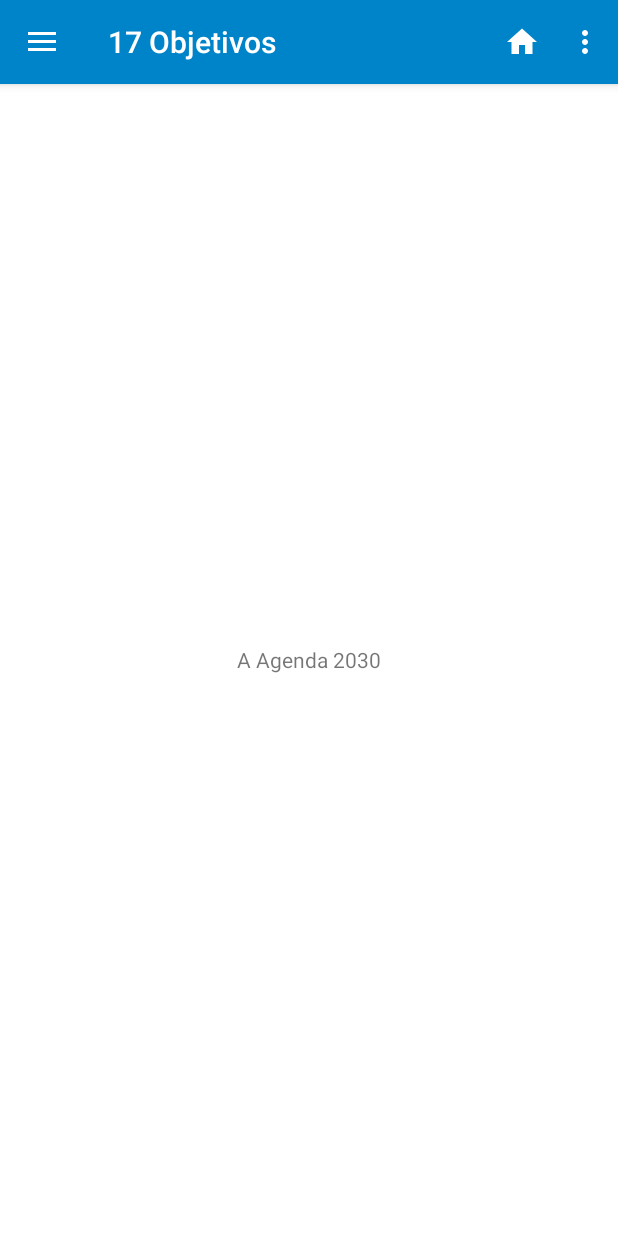
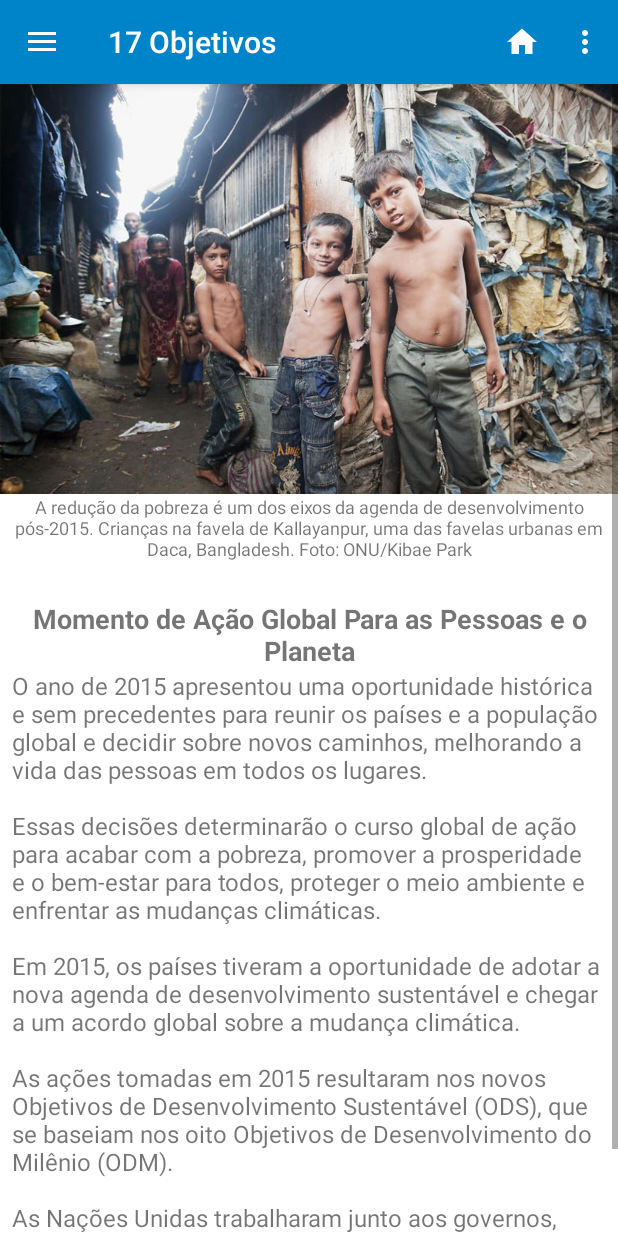
Before and after one commit to luizmgms/Os17ODS, an Android app: the screen it shows after launch (MainActivity), after a tap on "A Agenda 2030", on a phone screen of 412 x 824 dp. Run offline under Robolectric (Android 15) with nearby library versions, the phone set to English and light mode, and no system bars; 2 other taps on this screen came first.

Commit message:
Implementation of Agenda Fragment.

```diff
--- a/app/src/main/java/com/luizmagno/os17ods/MainActivity.java
+++ b/app/src/main/java/com/luizmagno/os17ods/MainActivity.java
@@ -73,11 +73,13 @@ public class MainActivity extends AppCompatActivity
         } else if(fragmentManager.getBackStackEntryCount() > 0) {
 
             setHome();
+            setToolbar();
             fragmentManager.popBackStack();
 
         } else if(fragmentManager.getBackStackEntryCount() == 0 && fragmentManager.getFragments().size() == 1 && fragmentManager.findFragmentByTag("home") == null) {
 
             setHome();
+            setToolbar();
 
         } else {
             super.onBackPressed();
@@ -134,6 +136,7 @@ public class MainActivity extends AppCompatActivity
                     .setCustomAnimations(android.R.anim.slide_in_left, android.R.anim.slide_out_right)
                     .replace(R.id.content_fragment, new DeclarationFragment())
                     .commit();
+            setToolbar();
 
         } else if (id == R.id.nav_docs) {
 
@@ -142,6 +145,7 @@ public class MainActivity extends AppCompatActivity
                     .setCustomAnimations(android.R.anim.slide_in_left, android.R.anim.slide_out_right)
                     .replace(R.id.content_fragment, new DocumentsFragment())
                     .commit();
+            setToolbar();
 
         } else if (id == R.id.nav_cupula) {
 
@@ -150,6 +154,7 @@ public class MainActivity extends AppCompatActivity
                     .setCustomAnimations(android.R.anim.slide_in_left, android.R.anim.slide_out_right)
                     .replace(R.id.content_fragment, new CupulaFragment())
                     .commit();
+            setToolbar();
 
         } else if (id == R.id.nav_agenda) {
 
@@ -158,6 +163,7 @@ public class MainActivity extends AppCompatActivity
                     .setCustomAnimations(android.R.anim.slide_in_left, android.R.anim.slide_out_right)
                     .replace(R.id.content_fragment, new AgendaFragment())
                     .commit();
+            setToolbar();
 
         } else if (id == R.id.nav_send) {
 
--- a/app/src/main/res/layout/layout_agenda.xml
+++ b/app/src/main/res/layout/layout_agenda.xml
@@ -1,14 +1,71 @@
 <?xml version="1.0" encoding="utf-8"?>
-<RelativeLayout
+<androidx.constraintlayout.widget.ConstraintLayout
     xmlns:android="http://schemas.android.com/apk/res/android"
     android:layout_width="match_parent"
     android:layout_height="match_parent"
+    xmlns:app="http://schemas.android.com/apk/res-auto"
     android:gravity="center"
     android:background="@android:color/white">
 
-    <TextView
-        android:layout_width="wrap_content"
+    <ScrollView
+        android:id="@+id/scrollInAgendaId"
+        android:layout_width="match_parent"
         android:layout_height="wrap_content"
-        android:text="A Agenda 2030"/>
+        app:layout_constraintEnd_toEndOf="parent"
+        app:layout_constraintStart_toStartOf="parent"
+        app:layout_constraintTop_toTopOf="parent">
 
-</RelativeLayout>
+        <LinearLayout
+            android:layout_width="match_parent"
+            android:layout_height="wrap_content"
+            android:gravity="center"
+            android:orientation="vertical">
+
+            <ImageView
+                android:id="@+id/imageOfAgenda"
+                android:layout_width="match_parent"
+                android:layout_height="wrap_content"
+                android:adjustViewBounds="true"
+                android:contentDescription="@string/legend_image_moment_agenda"
+                app:layout_constraintStart_toStartOf="parent"
+                app:layout_constraintTop_toTopOf="parent"
+                app:srcCompat="@drawable/image_moment_agenda" />
+
+            <TextView
+                android:id="@+id/legendImageAgendaId"
+                android:layout_width="wrap_content"
+                android:layout_height="wrap_content"
+                android:gravity="center"
+                android:paddingLeft="8dp"
+                android:paddingRight="8dp"
+                android:paddingBottom="8dp"
+                android:text="@string/legend_image_moment_agenda"
+                android:textSize="12sp" />
+
+            <TextView
+                android:id="@+id/titleMomentAgendaId"
+                android:layout_width="wrap_content"
+                android:layout_height="wrap_content"
+                android:layout_marginTop="10dp"
+                android:gravity="center"
+                android:paddingLeft="8dp"
+                android:paddingTop="8dp"
+                android:paddingRight="8dp"
+                android:text="@string/title_moment_agenda"
+                android:textSize="18sp"
+                android:textStyle="bold" />
+
+            <TextView
+                android:id="@+id/MomentAgendaId"
+                android:layout_width="match_parent"
+                android:layout_height="wrap_content"
+                android:paddingLeft="8dp"
+                android:paddingRight="8dp"
+                android:paddingBottom="8dp"
+                android:text="@string/moment_agenda"
+                android:textSize="16sp" />
+
+        </LinearLayout>
+    </ScrollView>
+
+</androidx.constraintlayout.widget.ConstraintLayout>
--- a/app/src/main/res/layout/layout_declaration.xml
+++ b/app/src/main/res/layout/layout_declaration.xml
@@ -8,7 +8,7 @@
     android:background="@android:color/white">
 
     <ScrollView
-        android:id="@+id/scrollInAgendaId"
+        android:id="@+id/scrollInDeclarationId"
         android:layout_width="match_parent"
         android:layout_height="wrap_content"
         app:layout_constraintEnd_toEndOf="parent"
--- a/app/src/main/res/values/strings.xml
+++ b/app/src/main/res/values/strings.xml
@@ -670,4 +670,20 @@
         \n\n59. Reconhecemos que existem diferentes abordagens, visões, modelos e ferramentas disponíveis para cada país, de acordo com suas circunstâncias e prioridades nacionais, para alcançar o desenvolvimento sustentável; e reafirmamos que o planeta Terra e seus ecossistemas são a nossa casa comum e que a ‘Mãe Terra’ é uma expressão comum em vários países e regiões.
     </string>
 
+    <string name="title_moment_agenda">Momento de Ação Global Para as Pessoas e o Planeta</string>
+    <string name="moment_agenda">
+        O ano de 2015 apresentou uma oportunidade histórica e sem precedentes para reunir os países e a população global e decidir sobre novos caminhos, melhorando a vida das pessoas em todos os lugares.
+
+        \n\nEssas decisões determinarão o curso global de ação para acabar com a pobreza, promover a prosperidade e o bem-estar para todos, proteger o meio ambiente e enfrentar as mudanças climáticas.
+
+        \n\nEm 2015, os países tiveram a oportunidade de adotar a nova agenda de desenvolvimento sustentável e chegar a um acordo global sobre a mudança climática.
+
+        \n\nAs ações tomadas em 2015 resultaram nos novos Objetivos de Desenvolvimento Sustentável (ODS), que se baseiam nos oito Objetivos de Desenvolvimento do Milênio (ODM).
+
+        \n\nAs Nações Unidas trabalharam junto aos governos, sociedade civil e outros parceiros para aproveitar o impulso gerado pelos ODM e levar à frente uma agenda de desenvolvimento pós-2015 ambiciosa.
+    </string>
+    <string name="legend_image_moment_agenda">
+        A redução da pobreza é um dos eixos da agenda de desenvolvimento pós-2015. Crianças na favela de Kallayanpur, uma das favelas urbanas em Daca, Bangladesh. Foto: ONU/Kibae Park
+    </string>
+
 </resources>
```
Also changed, not shown: app/src/main/res/drawable/image_moment_agenda.jpg (added).
